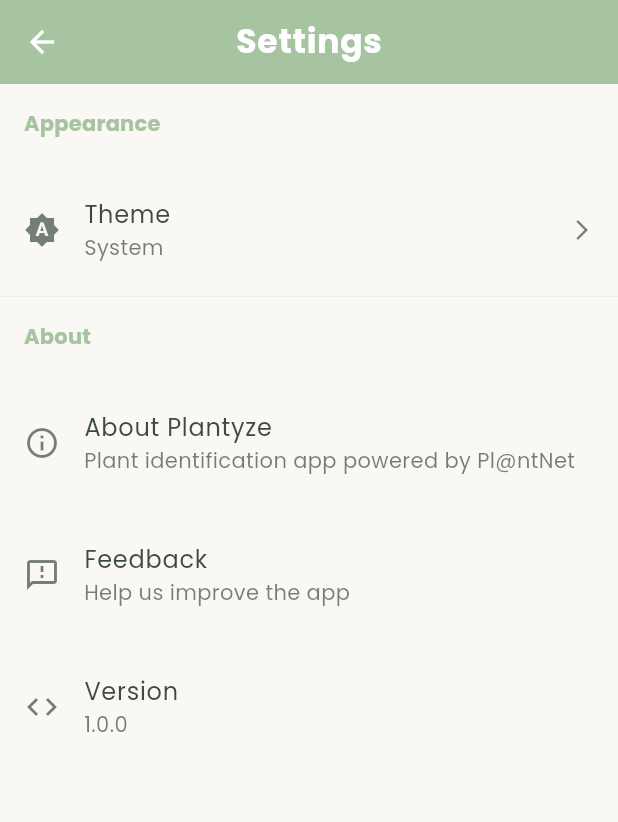
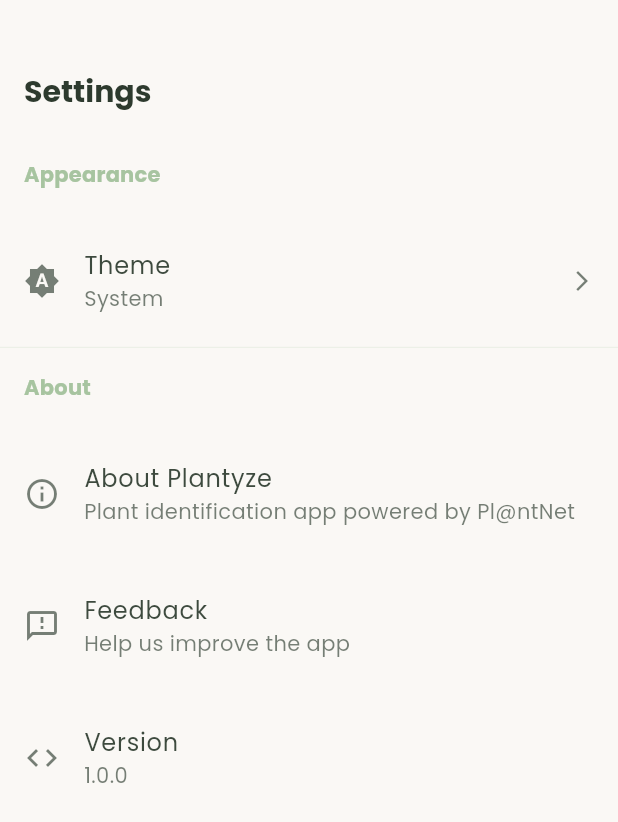
Before and after one commit to nendix/plantyze, a Flutter app: the SettingsScreen screen opened directly with empty values, on a phone screen of 412 x 824 dp. Shown: the top 822 px of the screen. Run offline on Flutter 3.47's test engine with Material 3 defaults, Android fonts, the light colour scheme and no system bars; our stand-ins replace cached_network_image, camera, flutter_dotenv, flutter_spinkit, image_picker, permission_handler and 1 more; accounts and stored records are empty.

```diff
--- a/lib/screens/settings_screen.dart
+++ b/lib/screens/settings_screen.dart
@@ -10,9 +10,17 @@
   @override
   Widget build(BuildContext context) {
     return Scaffold(
-      appBar: AppBar(title: const Text('Settings')),
       body: ListView(
         children: [
+          Padding(
+            padding: const EdgeInsets.fromLTRB(16, 48, 16, 16),
+            child: Text(
+              'Settings',
+              style: Theme.of(context).textTheme.headlineMedium?.copyWith(
+                fontWeight: FontWeight.bold,
+              ),
+            ),
+          ),
           _buildAppearanceSection(context),
           const Divider(),
           _buildAboutSection(context),
```
